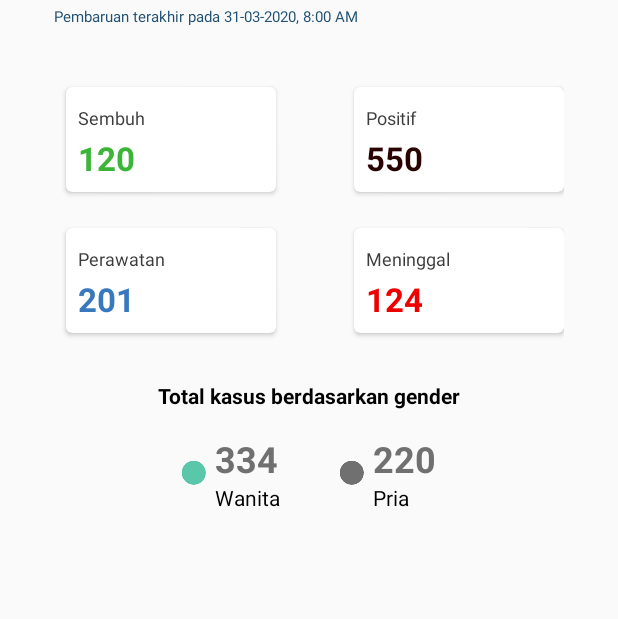
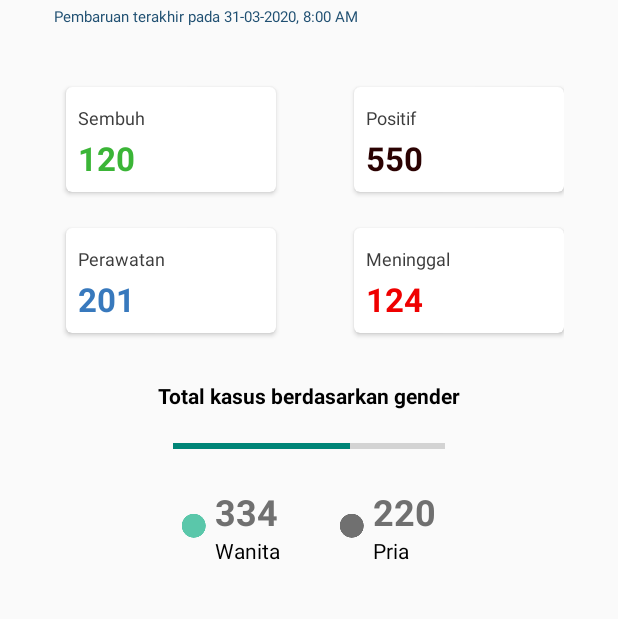
Before and after one commit to satriyoaji/android-covid19, an Android app: the screen it shows after launch (HomeActivity), on a phone screen of 412 x 824 dp, the part 369-988 px from its top. Run offline under Robolectric (Android 15) with nearby library versions, the phone set to English and light mode, and no system bars; libraries missing offline, so code that uses them is left out: com.androidnetworking; 1 statement that could not run was skipped.

Commit message:
Progress bar wip (kurang persentase)

```diff
--- a/app/src/main/res/layout/activity_home.xml
+++ b/app/src/main/res/layout/activity_home.xml
@@ -295,6 +295,29 @@
               android:layout_width="match_parent"
               android:layout_height="wrap_content" />
 
+          <FrameLayout
+              android:layout_marginTop="16dp"
+              android:layout_width="match_parent"
+              android:layout_height="wrap_content">
+              <ProgressBar
+                  android:layout_marginHorizontal="10dp"
+                  android:id="@+id/pb_persentase_gender"
+                  style="@android:style/Widget.Material.ProgressBar.Horizontal"
+                  android:maxHeight="24dp"
+                  android:layout_width="match_parent"
+                  android:layout_height="wrap_content"
+                  android:progress="65"/>
+              <RelativeLayout
+                  android:layout_width="match_parent"
+                  android:layout_height="match_parent">
+              <TextView
+                  android:layout_width="wrap_content"
+                  android:layout_height="wrap_content"
+                  android:text=""
+                  android:layout_centerVertical="true" />
+            </RelativeLayout>
+          </FrameLayout>
+
           <androidx.constraintlayout.widget.ConstraintLayout
               android:layout_width="match_parent"
               android:layout_height="match_parent"
```
